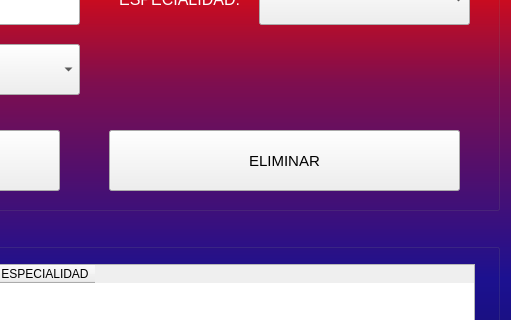
Before: the Qt Designer form view/FRM_ALUMNOS.ui in zearr11/SEMANA-11, drawn with Qt 5; both pictures show x 341 to 852 and y 236 to 556 of the 852 by 801 pixel window.
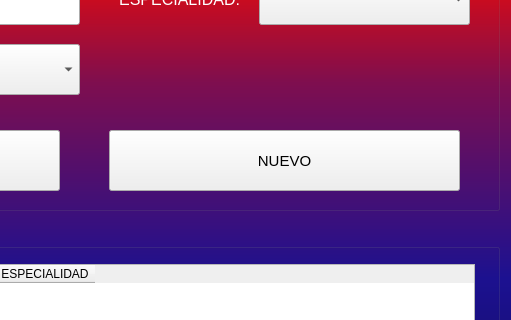
After: the same form once the commit is applied.

Patch:
```diff
--- a/view/FRM_ALUMNOS.ui
+++ b/view/FRM_ALUMNOS.ui
@@ -262,7 +262,7 @@
       <string notr="true">COLOR: BLACK</string>
      </property>
      <property name="text">
-      <string>ELIMINAR</string>
+      <string>NUEVO</string>
      </property>
     </widget>
     <widget class="QComboBox" name="cb_proce">
```
